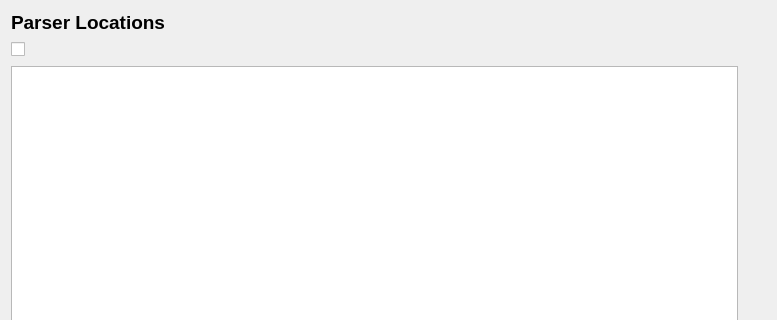
This is metaforge/widgets/UI_Files/metaforge_preferences.ui in BlueQuartzSoftware/MetaForge as Qt 5 draws it before an edit; both pictures show x 0 to 777 and y 0 to 320 of the 777 by 528 pixel window. The edited form follows.
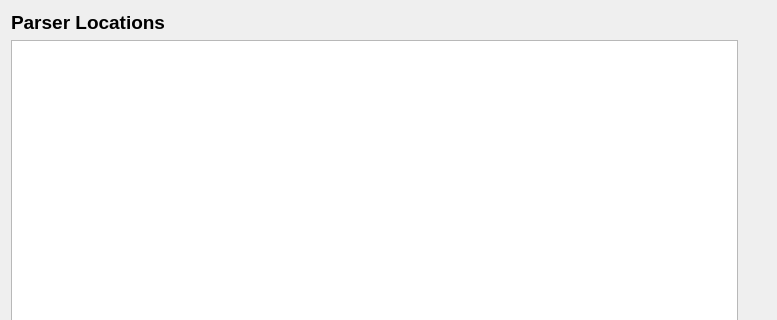
This is the edited form. Icons and pictures are not drawn.

Commit message:
Redesign custom parser list in Preferences dialog.
The custom parser list has been converted into a table and now displays
each custom parser directory path with the names of all the parsers
found within each directory.  Custom parser directories can now be enabled
and disabled using the checkbox.  Additionally, each parser directory's
config file can be edited by double clicking on the gear icon in a given
row of the table.

The default parser directory is now included as the first item in the
table and cannot be removed from the table.

```diff
--- a/metaforge/widgets/UI_Files/metaforge_preferences.ui
+++ b/metaforge/widgets/UI_Files/metaforge_preferences.ui
@@ -28,7 +28,56 @@
      <property name="verticalSpacing">
       <number>-1</number>
      </property>
-     <item row="6" column="2">
+     <item row="0" column="0" colspan="3">
+      <widget class="QLabel" name="parser_directories_label">
+       <property name="font">
+        <font>
+         <pointsize>14</pointsize>
+         <weight>75</weight>
+         <bold>true</bold>
+        </font>
+       </property>
+       <property name="text">
+        <string>Parser Locations</string>
+       </property>
+      </widget>
+     </item>
+     <item row="4" column="2">
+      <widget class="QPushButton" name="removeBtn">
+       <property name="minimumSize">
+        <size>
+         <width>24</width>
+         <height>24</height>
+        </size>
+       </property>
+       <property name="maximumSize">
+        <size>
+         <width>24</width>
+         <height>24</height>
+        </size>
+       </property>
+       <property name="toolTip">
+        <string>Use this button to remove non-existant arrays out of the &quot;Selected Data Arrays&quot; column</string>
+       </property>
+       <property name="text">
+        <string/>
+       </property>
+       <property name="icon">
+        <iconset resource="../../../resources.qrc">
+         <normaloff>:/resources/Images/close-pushed@2x.png</normaloff>:/resources/Images/close-pushed@2x.png</iconset>
+       </property>
+       <property name="iconSize">
+        <size>
+         <width>24</width>
+         <height>24</height>
+        </size>
+       </property>
+       <property name="flat">
+        <bool>true</bool>
+       </property>
+      </widget>
+     </item>
+     <item row="5" column="2">
       <spacer name="verticalSpacer">
        <property name="orientation">
         <enum>Qt::Vertical</enum>
@@ -41,42 +90,7 @@
        </property>
       </spacer>
      </item>
-     <item row="5" column="2">
-      <widget class="QPushButton" name="removeBtn">
-       <property name="minimumSize">
-        <size>
-         <width>24</width>
-         <height>24</height>
-        </size>
-       </property>
-       <property name="maximumSize">
-        <size>
-         <width>24</width>
-         <height>24</height>
-        </size>
-       </property>
-       <property name="toolTip">
-        <string>Use this button to remove non-existant arrays out of the &quot;Selected Data Arrays&quot; column</string>
-       </property>
-       <property name="text">
-        <string/>
-       </property>
-       <property name="icon">
-        <iconset resource="../../../resources.qrc">
-         <normaloff>:/resources/Images/close-pushed@2x.png</normaloff>:/resources/Images/close-pushed@2x.png</iconset>
-       </property>
-       <property name="iconSize">
-        <size>
-         <width>24</width>
-         <height>24</height>
-        </size>
-       </property>
-       <property name="flat">
-        <bool>true</bool>
-       </property>
-      </widget>
-     </item>
-     <item row="3" column="2" rowspan="2">
+     <item row="2" column="2" rowspan="2">
       <widget class="QPushButton" name="addBtn">
        <property name="minimumSize">
         <size>
@@ -111,53 +125,13 @@
        </property>
       </widget>
      </item>
-     <item row="0" column="0" colspan="3">
-      <widget class="QLabel" name="parser_locations_label">
-       <property name="font">
-        <font>
-         <pointsize>14</pointsize>
-         <weight>75</weight>
-         <bold>true</bold>
-        </font>
-       </property>
-       <property name="text">
-        <string>Parser Locations</string>
+     <item row="2" column="0" rowspan="4" colspan="2">
+      <widget class="QTableView" name="parser_directories_table">
+       <property name="selectionBehavior">
+        <enum>QAbstractItemView::SelectRows</enum>
        </property>
       </widget>
      </item>
-     <item row="3" column="0" rowspan="4" colspan="2">
-      <widget class="QListWidget" name="parser_locations_list"/>
-     </item>
-     <item row="2" column="0" colspan="2">
-      <layout class="QHBoxLayout" name="horizontalLayout">
-       <property name="topMargin">
-        <number>0</number>
-       </property>
-       <property name="rightMargin">
-        <number>0</number>
-       </property>
-       <item>
-        <widget class="QCheckBox" name="include_default_parser_location">
-         <property name="text">
-          <string/>
-         </property>
-        </widget>
-       </item>
-       <item>
-        <spacer name="horizontalSpacer">
-         <property name="orientation">
-          <enum>Qt::Horizontal</enum>
-         </property>
-         <property name="sizeHint" stdset="0">
-          <size>
-           <width>40</width>
-           <height>20</height>
-          </size>
-         </property>
-        </spacer>
-       </item>
-      </layout>
-     </item>
     </layout>
    </item>
    <item row="2" column="0">
```
The commit also changes 52 other files.
